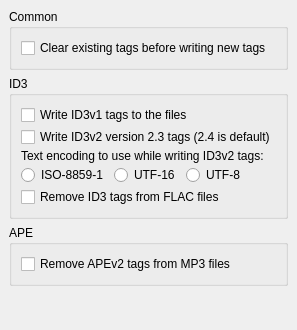
This is ui/options_tags.ui in metabrainz/picard as Qt 5 draws it before an edit. The edited form follows.
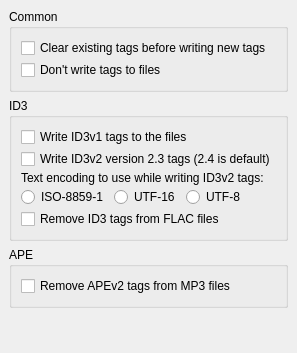
This is the edited form.

Commit message: Option to not write tags to files. (#2357)

```diff
--- a/ui/options_tags.ui
+++ b/ui/options_tags.ui
@@ -6,7 +6,7 @@
     <x>0</x>
     <y>0</y>
     <width>292</width>
-    <height>330</height>
+    <height>353</height>
    </rect>
   </property>
   <layout class="QVBoxLayout" >
@@ -35,6 +35,13 @@
         </property>
        </widget>
       </item>
+      <item>
+       <widget class="QCheckBox" name="dont_write_tags" >
+        <property name="text" >
+         <string>Don't write tags to files</string>
+        </property>
+       </widget>
+      </item>
      </layout>
     </widget>
    </item>
@@ -154,8 +161,8 @@
      </property>
      <property name="sizeHint" >
       <size>
-       <width>101</width>
-       <height>21</height>
+       <width>274</width>
+       <height>41</height>
       </size>
      </property>
     </spacer>
```
The commit also changes 3 other files.
